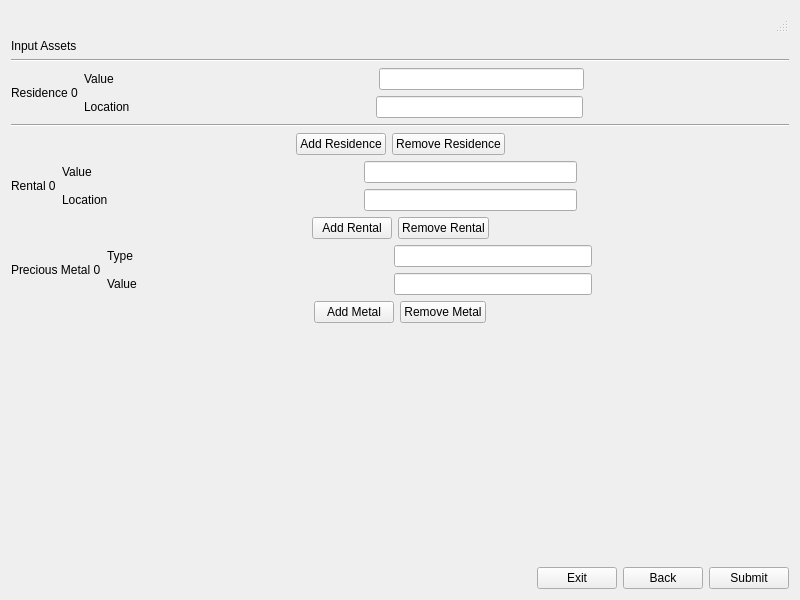
First picture: the form in Application/Application/predictionInputAssets.ui, repository abutlerboudakian/future_wallet, before the edit.
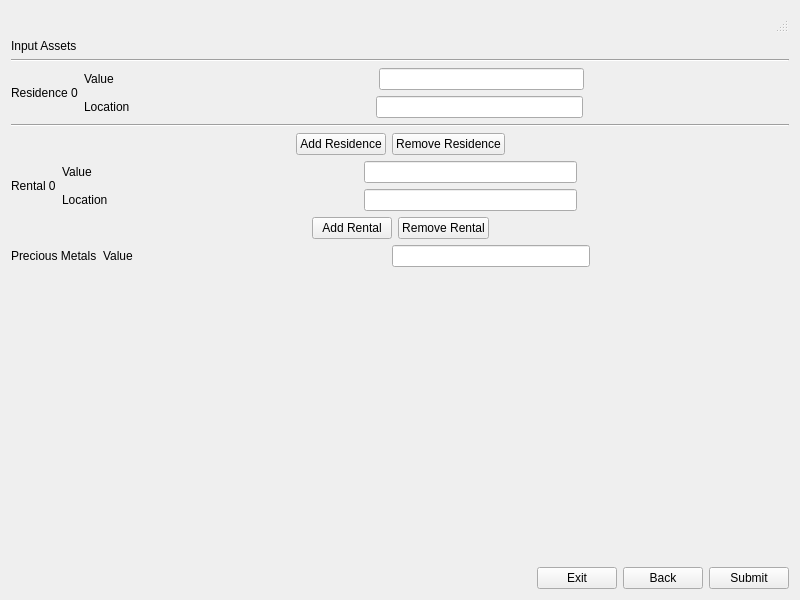
Second picture: the form after the edit.

Commit message: Removed add/remove precious metals, opt for total value/added names to buttons for add/remove rental/residence

Patch:
```diff
--- a/Application/Application/predictionInputAssets.ui
+++ b/Application/Application/predictionInputAssets.ui
@@ -396,58 +396,12 @@
        <item>
         <widget class="QLabel" name="label_8">
          <property name="text">
-          <string>Precious Metal 0</string>
+          <string>Precious Metals</string>
          </property>
         </widget>
        </item>
        <item>
         <layout class="QVBoxLayout" name="verticalLayout_5">
-         <item>
-          <layout class="QHBoxLayout" name="horizontalLayout_12">
-           <item>
-            <widget class="QLabel" name="label_9">
-             <property name="minimumSize">
-              <size>
-               <width>84</width>
-               <height>0</height>
-              </size>
-             </property>
-             <property name="text">
-              <string>Type</string>
-             </property>
-            </widget>
-           </item>
-           <item>
-            <spacer name="horizontalSpacer_16">
-             <property name="orientation">
-              <enum>Qt::Horizontal</enum>
-             </property>
-             <property name="sizeHint" stdset="0">
-              <size>
-               <width>40</width>
-               <height>20</height>
-              </size>
-             </property>
-            </spacer>
-           </item>
-           <item>
-            <widget class="QLineEdit" name="lineEdit_5"/>
-           </item>
-           <item>
-            <spacer name="horizontalSpacer_18">
-             <property name="orientation">
-              <enum>Qt::Horizontal</enum>
-             </property>
-             <property name="sizeHint" stdset="0">
-              <size>
-               <width>40</width>
-               <height>20</height>
-              </size>
-             </property>
-            </spacer>
-           </item>
-          </layout>
-         </item>
          <item>
           <layout class="QHBoxLayout" name="horizontalLayout_13">
            <item>
@@ -513,20 +467,6 @@
          </property>
         </spacer>
        </item>
-       <item>
-        <widget class="QPushButton" name="pushButton_8">
-         <property name="text">
-          <string>Add Metal</string>
-         </property>
-        </widget>
-       </item>
-       <item>
-        <widget class="QPushButton" name="pushButton_7">
-         <property name="text">
-          <string>Remove Metal</string>
-         </property>
-        </widget>
-       </item>
        <item>
         <spacer name="horizontalSpacer_15">
          <property name="orientation">
```
Left out of the diff: 8 changed lines with no effect on the pictures. The commit also changes 1 other file.
